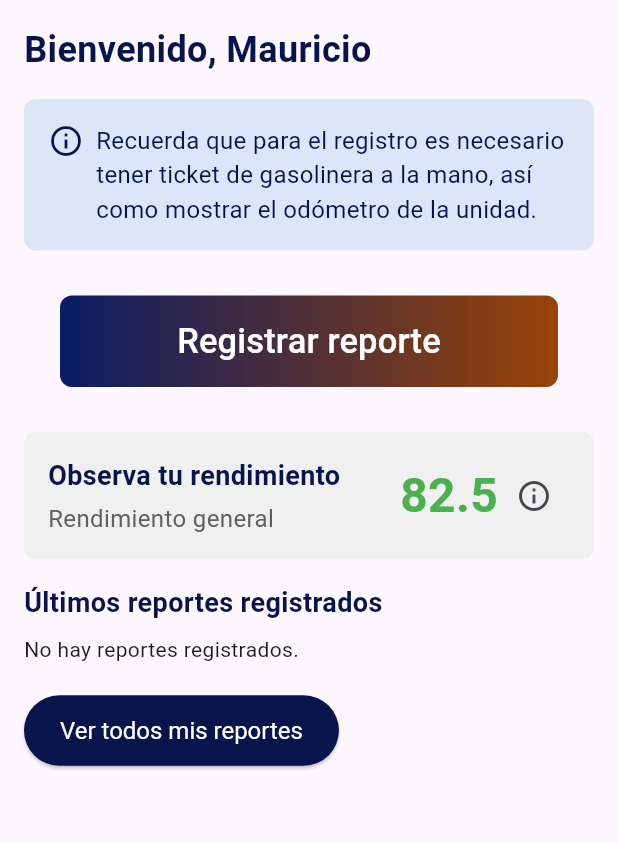
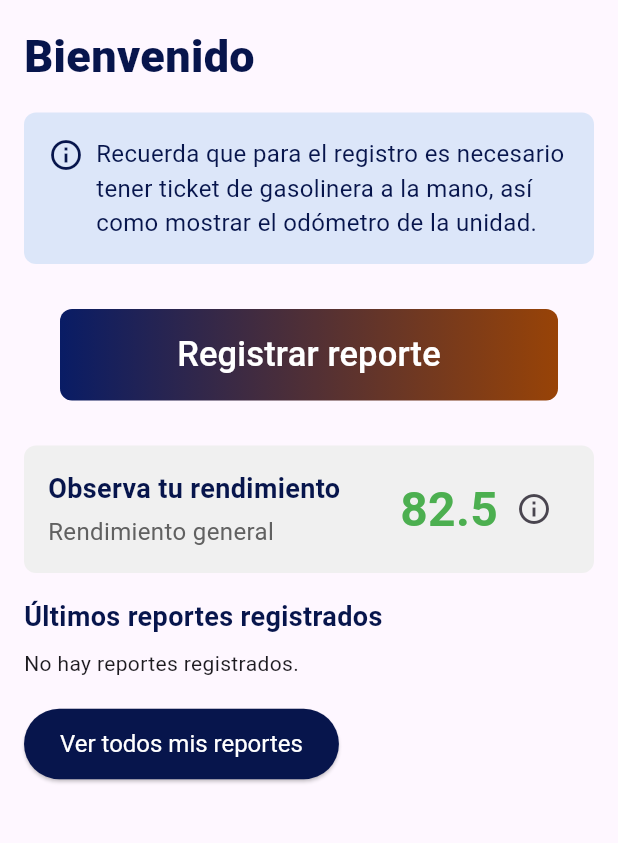
Before and after one commit to maugalcst/gastrack, a Flutter app: the EmployeeDashboardScreen screen opened by its route, on a phone screen of 412 x 824 dp, the part 150-993 px from its top. Run offline on Flutter 3.47's test engine with Material 3 defaults, Android fonts, the phone set to English and light mode, and no system bars; our stand-ins replace auto_size_text, cloud_firestore, firebase_auth, firebase_core, firebase_storage, google_fonts and 1 more; accounts and stored records are empty.

```diff
--- a/lib/screens/employee/employee_dashboard_screen.dart
+++ b/lib/screens/employee/employee_dashboard_screen.dart
@@ -43,10 +43,10 @@ class _EmployeeDashboardScreenState extends State<EmployeeDashboardScreen> {
             crossAxisAlignment: CrossAxisAlignment.start,
             children: [
               Text(
-                'Bienvenido, Mauricio',
+                'Bienvenido',
                 style: TextStyle(
-                  fontSize: 24,
-                  fontWeight: FontWeight.bold,
+                  fontSize: 30,
+                  fontWeight: FontWeight.w900,
                   color: Color(0xFF07154C),
                 ),
               ),
```
Also changed, not shown: lib/screens/admin/admin_dashboard_screen.dart (+14 -1 lines), lib/screens/admin/performance_screen.dart (+20 -0 lines), lib/screens/admin/report_overview_screen.dart (+19 -0 lines), lib/imports.dart (added).
